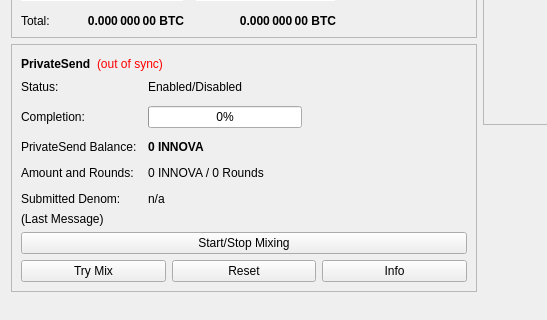
Old version of the form src/qt/forms/overviewpage.ui in the repository vladlenomg/potatocoin; both pictures show x 0 to 547 and y 178 to 498 of the 960 by 585 pixel window.
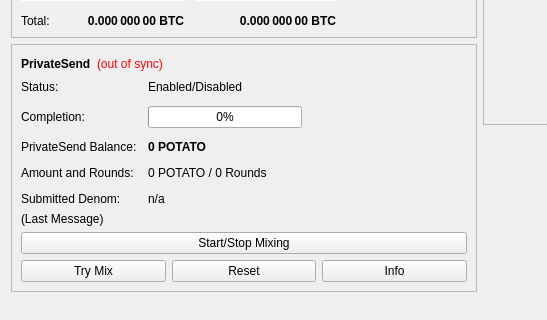
New version of the form.

Commit message: rename innova to potatocoin

Diff of the .ui file:
```diff
--- a/src/qt/forms/overviewpage.ui
+++ b/src/qt/forms/overviewpage.ui
@@ -511,7 +511,7 @@
                </font>
               </property>
               <property name="text">
-               <string notr="true">0 INNOVA</string>
+               <string notr="true">0 POTATO</string>
               </property>
              </widget>
             </item>
@@ -525,7 +525,7 @@
             <item row="3" column="1">
              <widget class="QLabel" name="labelAmountRounds">
               <property name="text">
-               <string>0 INNOVA / 0 Rounds</string>
+               <string>0 POTATO / 0 Rounds</string>
               </property>
              </widget>
             </item>
```
Left out of the diff: 6 changed lines with no effect on the pictures. The commit also changes 467 other files.
